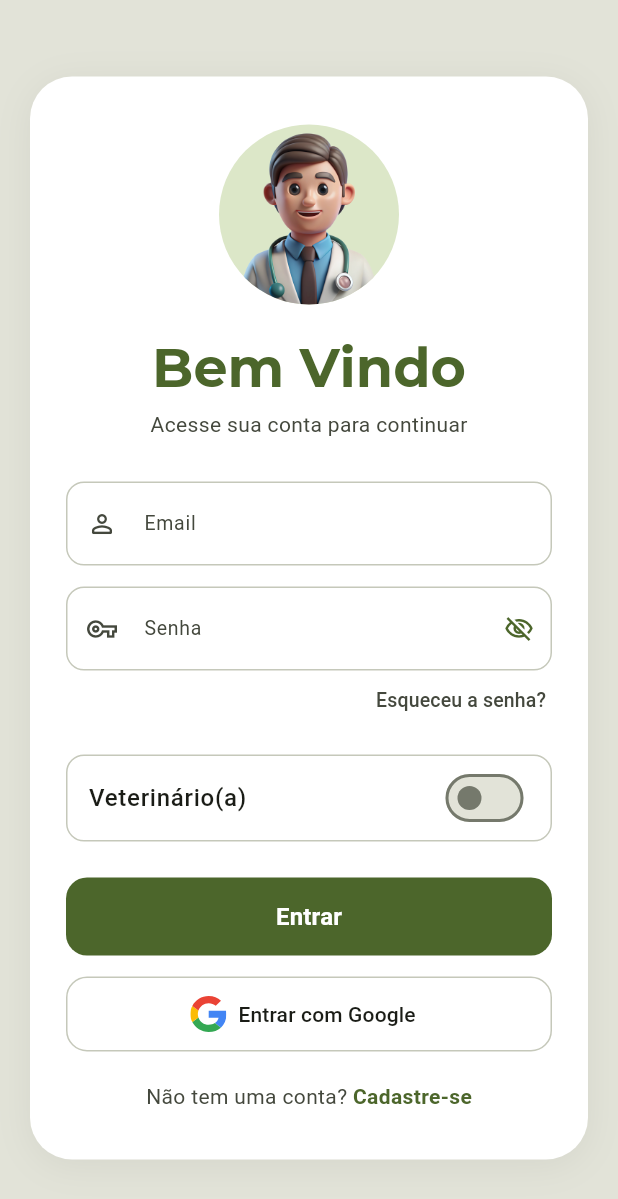
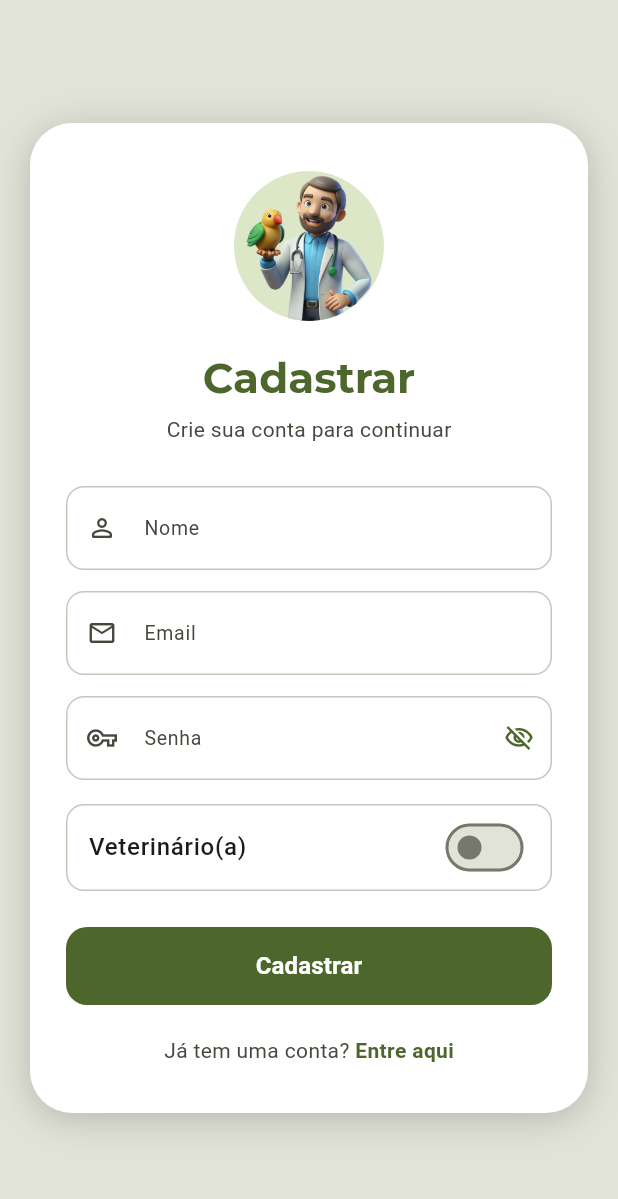
Before and after one commit to iatf-mobile/app-iatf, a Flutter app: the screen it shows after launch, on a phone screen of 412 x 824 dp. Shown: the top 1199 px of the screen. Run offline on Flutter 3.47's test engine with Material 3 defaults, Android fonts, the phone set to English and light mode, and no system bars; our stand-ins replace flutter_svg, google_fonts.

Commit message:
feat(register): add register screen

```diff
--- a/lib/main.dart
+++ b/lib/main.dart
@@ -1,4 +1,5 @@
 import 'package:flutter/material.dart';
+import 'package:iatf_mobile/ui/register/register_screen.dart';
 
 import 'theme.dart';
 import 'util.dart';
@@ -32,7 +33,7 @@ class MyApp extends StatelessWidget {
       // Segue o sistema do celular
       themeMode: ThemeMode.system,
 
-      home: const LoginScreen(),
+      home: const RegisterScreen(),
     );
   }
 }
--- /dev/null
+++ b/lib/ui/register/register_screen.dart
@@ -0,0 +1,362 @@
+import 'package:flutter/material.dart';
+import 'package:provider/provider.dart';
+
+import 'register_view_model.dart';
+
+class RegisterScreen extends StatelessWidget {
+  const RegisterScreen({super.key});
+
+  @override
+  Widget build(BuildContext context) {
+    return ChangeNotifierProvider(
+      create: (_) => RegisterViewModel(),
+      child: const _RegisterView(),
+    );
+  }
+}
+
+// View principal
+class _RegisterView extends StatelessWidget {
+  const _RegisterView();
+
+  @override
+  Widget build(BuildContext context) {
+    final cs = Theme.of(context).colorScheme;
+
+    return Scaffold(
+      backgroundColor: cs.surfaceContainerHighest,
+      body: SafeArea(
+        child: Center(
+          child: SingleChildScrollView(
+            padding: const EdgeInsets.symmetric(horizontal: 20, vertical: 24),
+            child: Container(
+              padding: const EdgeInsets.symmetric(horizontal: 24, vertical: 32),
+              decoration: BoxDecoration(
+                color: cs.surfaceContainerLowest,
+                borderRadius: BorderRadius.circular(28),
+                boxShadow: [
+                  BoxShadow(
+                    color: cs.shadow.withAlpha(50),
+                    blurRadius: 20,
+                    offset: const Offset(0, 4),
+                  ),
+                ],
+              ),
+              child: const Column(
+                mainAxisSize: MainAxisSize.min,
+                children: [
+                  _VetAvatar(),
+                  SizedBox(height: 20),
+                  _RegisterHeader(),
+                  SizedBox(height: 28),
+                  _NameField(),
+                  SizedBox(height: 14),
+                  _EmailField(),
+                  SizedBox(height: 14),
+                  _PasswordField(),
+                  SizedBox(height: 16),
+                  _VetToggleRow(),
+                  SizedBox(height: 24),
+                  _ErrorMessage(),
+                  _RegisterButton(),
+                  SizedBox(height: 20),
+                  _LoginLink(),
+                ],
+              ),
+            ),
+          ),
+        ),
+      ),
+    );
+  }
+}
+
+// Avatar
+class _VetAvatar extends StatelessWidget {
+  const _VetAvatar();
+
+  @override
+  Widget build(BuildContext context) {
+    final cs = Theme.of(context).colorScheme;
+    final isDarkMode = Theme.of(context).brightness == Brightness.dark;
+
+    return Container(
+      width: 100,
+      height: 100,
+      decoration: BoxDecoration(
+        shape: BoxShape.circle,
+        color: isDarkMode ? cs.secondary : cs.secondaryContainer,
+      ),
+      child: ClipOval(
+        child: Image.asset('assets/images/vet_avatar.png', fit: BoxFit.cover),
+      ),
+    );
+  }
+}
+
+class _RegisterHeader extends StatelessWidget {
+  const _RegisterHeader();
+
+  @override
+  Widget build(BuildContext context) {
+    final cs = Theme.of(context).colorScheme;
+    final tt = Theme.of(context).textTheme;
+
+    return Column(
+      children: [
+        Text(
+          'Cadastrar',
+          style: tt.headlineMedium?.copyWith(
+            color: cs.primary,
+            fontWeight: FontWeight.bold,
+          ),
+        ),
+        const SizedBox(height: 6),
+        Text(
+          'Crie sua conta para continuar',
+          style: tt.bodyMedium?.copyWith(color: cs.onSurfaceVariant),
+        ),
+      ],
+    );
+  }
+}
+
+class _NameField extends StatelessWidget {
+  const _NameField();
+
+  @override
+  Widget build(BuildContext context) {
+    return TextFormField(
+      onChanged: context.read<RegisterViewModel>().onNameChanged,
+      keyboardType: TextInputType.name,
+      textCapitalization: TextCapitalization.words,
+      textInputAction: TextInputAction.next,
+      decoration: _inputDecoration(
+        cs: Theme.of(context).colorScheme,
+        label: 'Nome',
+        hint: 'Digite seu nome',
+        prefixIcon: Icons.person_outline_rounded,
+      ),
+    );
+  }
+}
+
+class _EmailField extends StatelessWidget {
+  const _EmailField();
+
+  @override
+  Widget build(BuildContext context) {
+    return TextFormField(
+      onChanged: context.read<RegisterViewModel>().onEmailChanged,
+      keyboardType: TextInputType.emailAddress,
+      textInputAction: TextInputAction.next,
+      decoration: _inputDecoration(
+        cs: Theme.of(context).colorScheme,
+        label: 'Email',
+        hint: 'seuemail@gmail.com',
+        prefixIcon: Icons.email_outlined,
+      ),
+    );
+  }
+}
+
+class _PasswordField extends StatelessWidget {
+  const _PasswordField();
+
+  @override
+  Widget build(BuildContext context) {
+    final isVisible = context.select<RegisterViewModel, bool>(
+      (vm) => vm.state.isPasswordVisible,
+    );
+    final vm = context.read<RegisterViewModel>();
+    final cs = Theme.of(context).colorScheme;
+
+    return TextFormField(
+      onChanged: vm.onPasswordChanged,
+      obscureText: !isVisible,
+      textInputAction: TextInputAction.done,
+      decoration: _inputDecoration(
+        cs: cs,
+        label: 'Senha',
+        hint: 'Digite sua senha',
+        prefixIcon: Icons.vpn_key_outlined,
+        suffix: GestureDetector(
+          onTap: vm.onTogglePasswordVisibility,
+          child: Icon(
+            isVisible
+                ? Icons.visibility_outlined
+                : Icons.visibility_off_outlined,
+            color: cs.primary,
+            size: 20,
+          ),
+        ),
+      ),
+    );
+  }
+}
+
+class _VetToggleRow extends StatelessWidget {
+  const _VetToggleRow();
+
+  @override
+  Widget build(BuildContext context) {
+    final isVet = context.select<RegisterViewModel, bool>(
+      (vm) => vm.state.isVet,
+    );
+    final cs = Theme.of(context).colorScheme;
+
+    return Container(
+      padding: const EdgeInsets.symmetric(horizontal: 14, vertical: 4),
+      decoration: BoxDecoration(
+        border: Border.all(color: cs.outlineVariant),
+        borderRadius: BorderRadius.circular(12),
+      ),
+      child: Row(
+        mainAxisAlignment: MainAxisAlignment.spaceBetween,
+        children: [
+          Text(
+            'Veterinário(a)',
+            style: Theme.of(context).textTheme.bodyLarge?.copyWith(
+              color: cs.onSurface,
+              fontWeight: FontWeight.w500,
+            ),
+          ),
+          Switch.adaptive(
+            value: isVet,
+            onChanged: context.read<RegisterViewModel>().onVetToggled,
+          ),
+        ],
+      ),
+    );
+  }
+}
+
+class _ErrorMessage extends StatelessWidget {
+  const _ErrorMessage();
+
+  @override
+  Widget build(BuildContext context) {
+    final error = context.select<RegisterViewModel, String?>(
+      (vm) => vm.state.errorMessage,
+    );
+
+    if (error == null) return const SizedBox.shrink();
+
+    return Padding(
+      padding: const EdgeInsets.only(bottom: 12),
+      child: Text(
+        error,
+        style: TextStyle(
+          color: Theme.of(context).colorScheme.error,
+          fontSize: 13,
+        ),
+        textAlign: TextAlign.center,
+      ),
+    );
+  }
+}
+
+class _RegisterButton extends StatelessWidget {
+  const _RegisterButton();
+
+  @override
+  Widget build(BuildContext context) {
+    final isLoading = context.select<RegisterViewModel, bool>(
+      (vm) => vm.state.isLoading,
+    );
+
+    return SizedBox(
+      width: double.infinity,
+      height: 52,
+      child: FilledButton(
+        onPressed: isLoading
+            ? null
+            : context.read<RegisterViewModel>().onRegisterPressed,
+        style: FilledButton.styleFrom(
+          shape: RoundedRectangleBorder(
+            borderRadius: BorderRadius.circular(14),
+          ),
+        ),
+        child: isLoading
+            ? const SizedBox(
+                width: 22,
+                height: 22,
+                child: CircularProgressIndicator(
+                  color: Colors.white,
+                  strokeWidth: 2.5,
+                ),
+              )
+            : const Text(
+                'Cadastrar',
+                style: TextStyle(fontSize: 16, fontWeight: FontWeight.w600),
+              ),
+      ),
+    );
+  }
+}
+
+class _LoginLink extends StatelessWidget {
+  const _LoginLink();
+
+  @override
+  Widget build(BuildContext context) {
+    final cs = Theme.of(context).colorScheme;
+
+    return Row(
+      mainAxisAlignment: MainAxisAlignment.center,
+      children: [
+        Text(
+          'Já tem uma conta? ',
+          style: TextStyle(fontSize: 14, color: cs.onSurfaceVariant),
+        ),
+        GestureDetector(
+          onTap: context.read<RegisterViewModel>().onLoginPressed,
+          child: Text(
+            'Entre aqui',
+            style: TextStyle(
+              fontSize: 14,
+              color: cs.primary,
+              fontWeight: FontWeight.bold,
+            ),
+          ),
+        ),
+      ],
+    );
+  }
+}
+
+// Helper top-level
+InputDecoration _inputDecoration({
+  required ColorScheme cs,
+  required String label,
+  required String hint,
+  required IconData prefixIcon,
+  Widget? suffix,
+}) {
+  return InputDecoration(
+    labelText: label,
+    hintText: hint,
+    hintStyle: TextStyle(color: cs.outline, fontSize: 14),
+    labelStyle: TextStyle(color: cs.onSurfaceVariant, fontSize: 13),
+    prefixIcon: Icon(prefixIcon, color: cs.onSurfaceVariant, size: 20),
+    suffixIcon: suffix != null
+        ? Padding(padding: const EdgeInsets.only(right: 12), child: suffix)
+        : null,
+    suffixIconConstraints: const BoxConstraints(minWidth: 0, minHeight: 0),
+    filled: true,
+    fillColor: cs.surfaceContainerLowest,
+    contentPadding: const EdgeInsets.symmetric(horizontal: 16, vertical: 16),
+    border: OutlineInputBorder(
+      borderRadius: BorderRadius.circular(12),
+      borderSide: BorderSide(color: cs.outlineVariant),
+    ),
+    enabledBorder: OutlineInputBorder(
+      borderRadius: BorderRadius.circular(12),
+      borderSide: BorderSide(color: cs.outlineVariant),
+    ),
+    focusedBorder: OutlineInputBorder(
+      borderRadius: BorderRadius.circular(12),
+      borderSide: BorderSide(color: cs.primary, width: 1.8),
+    ),
+  );
+}
--- /dev/null
+++ b/lib/ui/register/register_view_model.dart
@@ -0,0 +1,116 @@
+import 'package:flutter/foundation.dart';
+
+/// Estado imutável
+class RegisterState {
+  final String name;
+  final String email;
+  final String password;
+  final bool isVet;
+  final bool isPasswordVisible;
+  final bool isLoading;
+  final String? errorMessage;
+
+  const RegisterState({
+    this.name = '',
+    this.email = '',
+    this.password = '',
+    this.isVet = false,
+    this.isPasswordVisible = false,
+    this.isLoading = false,
+    this.errorMessage,
+  });
+
+  RegisterState copyWith({
+    String? name,
+    String? email,
+    String? password,
+    bool? isVet,
+    bool? isPasswordVisible,
+    bool? isLoading,
+    String? errorMessage,
+    bool clearError = false,
+  }) {
+    return RegisterState(
+      name: name ?? this.name,
+      email: email ?? this.email,
+      password: password ?? this.password,
+      isVet: isVet ?? this.isVet,
+      isPasswordVisible: isPasswordVisible ?? this.isPasswordVisible,
+      isLoading: isLoading ?? this.isLoading,
+      errorMessage: clearError ? null : errorMessage ?? this.errorMessage,
+    );
+  }
+}
+
+/// ViewModel da tela de cadastro
+class RegisterViewModel extends ChangeNotifier {
+  RegisterState _state = const RegisterState();
+
+  RegisterState get state => _state;
+
+  // Handlers de entrada
+  void onNameChanged(String value) {
+    _state = _state.copyWith(name: value, clearError: true);
+    notifyListeners();
+  }
+
+  void onEmailChanged(String value) {
+    _state = _state.copyWith(email: value, clearError: true);
+    notifyListeners();
+  }
+
+  void onPasswordChanged(String value) {
+    _state = _state.copyWith(password: value, clearError: true);
+    notifyListeners();
+  }
+
+  void onVetToggled(bool value) {
+    _state = _state.copyWith(isVet: value);
+    notifyListeners();
+  }
+
+  void onTogglePasswordVisibility() {
+    _state = _state.copyWith(isPasswordVisible: !_state.isPasswordVisible);
+    notifyListeners();
+  }
+
+  // Ações
+
+  Future<void> onRegisterPressed() async {
+    final error = _validate();
+    if (error != null) {
+      _state = _state.copyWith(errorMessage: error);
+      notifyListeners();
+      return;
+    }
+
+    _state = _state.copyWith(isLoading: true, clearError: true);
+    notifyListeners();
+
+    try {
+      // TODO: injetar AuthRepository e chamar o cadastro real.
+      await Future.delayed(const Duration(seconds: 2));
+    } catch (e) {
+      _state = _state.copyWith(
+        errorMessage: 'Erro ao cadastrar. Tente novamente.',
+      );
+    } finally {
+      _state = _state.copyWith(isLoading: false);
+      notifyListeners();
+    }
+  }
+
+  void onLoginPressed() {
+    // TODO: navegar de volta para a tela de login
+  }
+
+  // Privados
+  String? _validate() {
+    if (_state.name.trim().isEmpty) return 'Informe seu nome.';
+    if (_state.name.trim().length < 2) return 'Nome muito curto.';
+    if (_state.email.trim().isEmpty) return 'Informe seu e-mail.';
+    if (!_state.email.contains('@')) return 'E-mail inválido.';
+    if (_state.password.length < 8) return 'Senha deve ter ao menos 8 caracteres.';
+    return null;
+  }
+}
```
Also changed, not shown: assets/images/vet_avatar.png (added).
